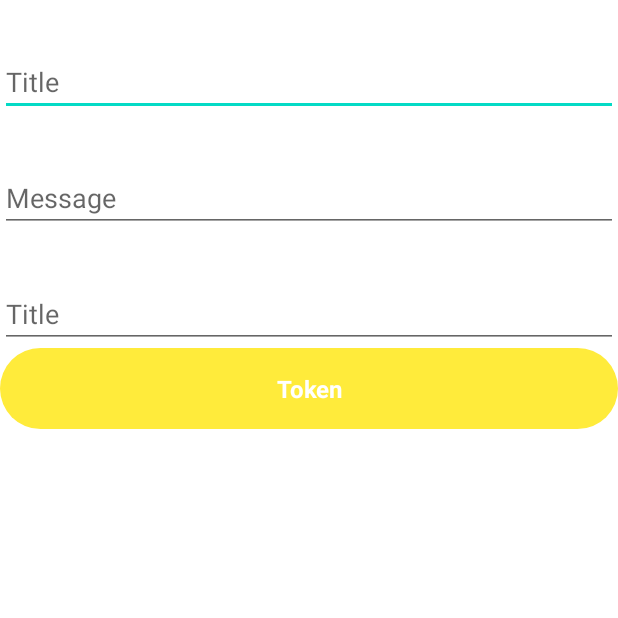
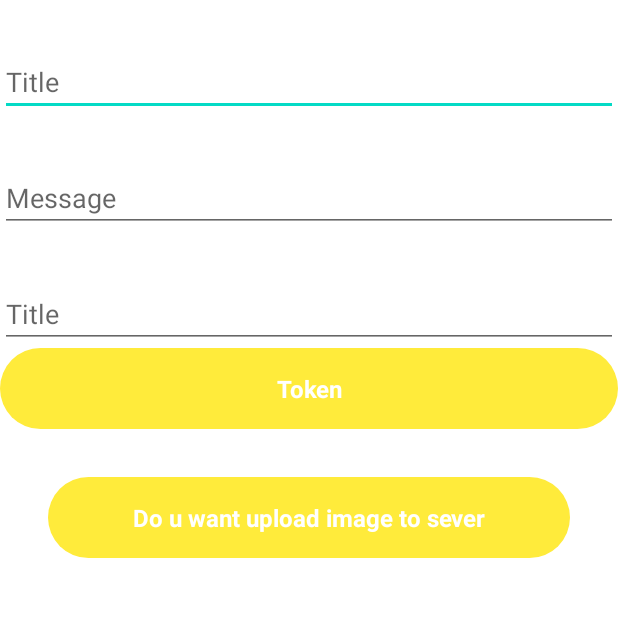
Before and after one commit to doh8733/Demo-28-11-2002, an Android app: the NotifiCationActivity screen opened directly, with no data from a screen before it, on a phone screen of 412 x 824 dp, the top half of it. Run offline under Robolectric (Android 15) with nearby library versions, the phone set to English and light mode, and no system bars.

Commit message:
comit login google ,notification , firestorage

```diff
--- a/app/build.gradle
+++ b/app/build.gradle
@@ -69,6 +69,7 @@ dependencies {
 
     implementation 'com.github.bumptech.glide:glide:4.14.2'
     implementation 'com.google.firebase:firebase-storage-ktx'
+    implementation 'com.google.firebase:firebase-database-ktx'
 
 
 
--- /dev/null
+++ b/app/src/main/java/com/example/demo_28_11_2002/demo_1_12_2022/realtimedb/User.kt
@@ -0,0 +1,4 @@
+package com.example.demo_28_11_2002.demo_1_12_2022.realtimedb
+
+data class User(var id :Int,var name : String) {
+}
--- a/app/src/main/java/com/example/demo_28_11_2002/demo_1_12_2022/task2_firebase/NotifiCationActivity.kt
+++ b/app/src/main/java/com/example/demo_28_11_2002/demo_1_12_2022/task2_firebase/NotifiCationActivity.kt
@@ -1,5 +1,6 @@
 package com.example.demo_28_11_2002.demo_1_12_2022.task2_firebase
 
+import android.content.Intent
 import androidx.appcompat.app.AppCompatActivity
 import android.os.Bundle
 import android.util.Log
@@ -7,6 +8,7 @@ import android.widget.Toast
 import androidx.lifecycle.ViewModelProvider
 import com.example.demo_28_11_2002.R
 import com.example.demo_28_11_2002.demo_1_12_2022.task2_firebase.ApiStatus.*
+import com.example.demo_28_11_2002.demo_1_12_2022.task2_firebase.firestorage.FireStorageActivity
 import kotlinx.android.synthetic.main.activity_notifi_cation.*
 
 class NotifiCationActivity : AppCompatActivity() {
@@ -18,6 +20,12 @@ class NotifiCationActivity : AppCompatActivity() {
     override fun onCreate(savedInstanceState: Bundle?) {
         super.onCreate(savedInstanceState)
         setContentView(R.layout.activity_notifi_cation)
+
+        btnUploadImage.setOnClickListener {
+            startActivity(Intent(this,FireStorageActivity::class.java))
+        }
+
+
         val sdf = getSharedPreferences("MYTOKEN", MODE_PRIVATE)
         val url = sdf.getString("token","")
         edTokenDevice.setText(url)
--- a/app/src/main/res/layout/activity_notifi_cation.xml
+++ b/app/src/main/res/layout/activity_notifi_cation.xml
@@ -36,5 +36,17 @@
         android:textStyle="bold"
         android:textSize="16sp"
         android:background="@drawable/hover"/>
+    <TextView
+        android:id="@+id/btnUploadImage"
+        android:layout_width="match_parent"
+        android:layout_height="wrap_content"
+        android:text="Do u want upload image to sever"
+        android:layout_margin="32dp"
+        android:padding="16dp"
+        android:textColor="@color/white"
+        android:gravity="center_horizontal"
+        android:textStyle="bold"
+        android:textSize="16sp"
+        android:background="@drawable/hover"/>
 
 </LinearLayout>
```
Also changed, not shown: app/src/main/AndroidManifest.xml (+7 -4 lines), app/src/main/java/com/example/demo_28_11_2002/demo_1_12_2022/realtimedb/FireRealTimeActivity.kt (added, +57 -0 lines), app/src/main/res/layout/activity_fire_real_time.xml (added, +32 -0 lines).
